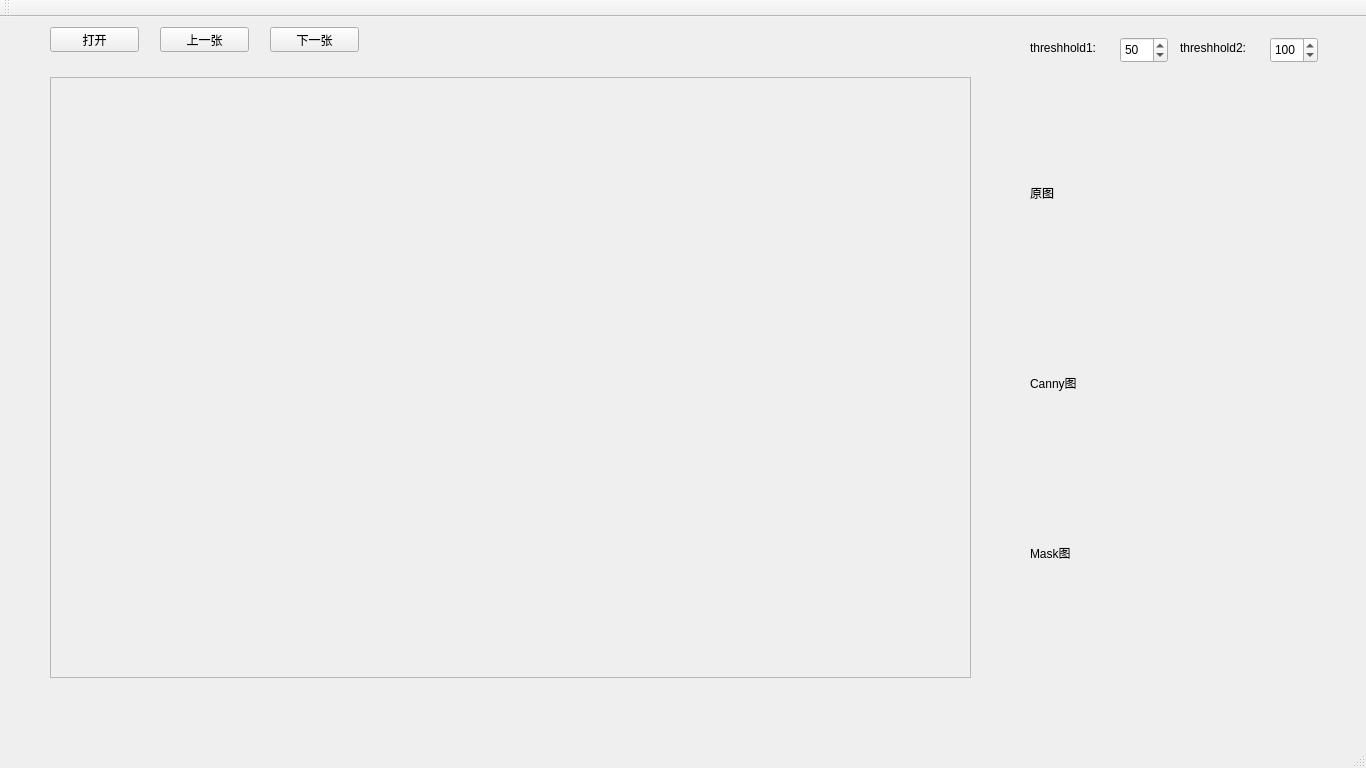
Mannix1994/QDataTagger, file mainwindow.ui: the form before one commit.
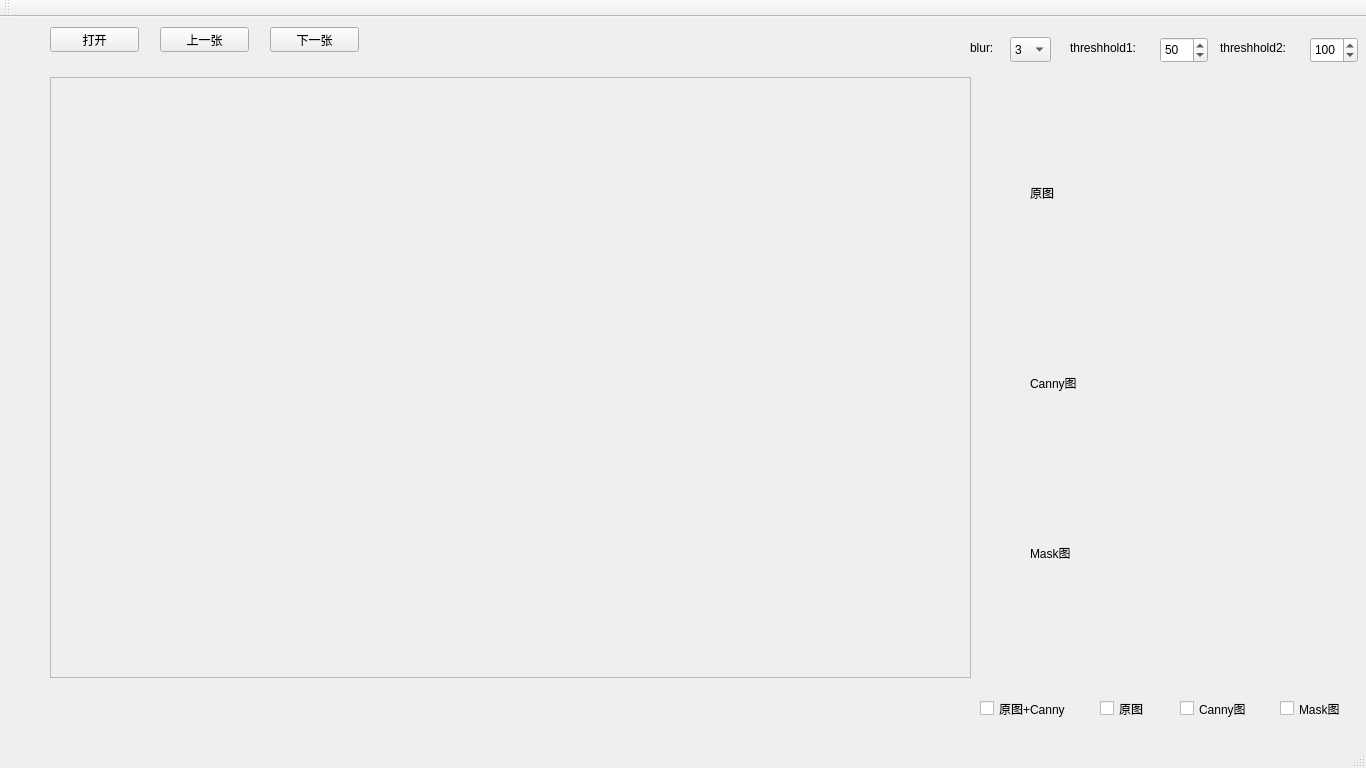
The form after the commit.

Patch:
```diff
--- a/mainwindow.ui
+++ b/mainwindow.ui
@@ -79,7 +79,7 @@
    <widget class="QLabel" name="la_threshold1">
     <property name="geometry">
      <rect>
-      <x>1030</x>
+      <x>1070</x>
       <y>10</y>
       <width>91</width>
       <height>41</height>
@@ -92,7 +92,7 @@
    <widget class="QLabel" name="la_threshold2">
     <property name="geometry">
      <rect>
-      <x>1180</x>
+      <x>1220</x>
       <y>20</y>
       <width>91</width>
       <height>21</height>
@@ -105,7 +105,7 @@
    <widget class="QSpinBox" name="sb_threshold1">
     <property name="geometry">
      <rect>
-      <x>1120</x>
+      <x>1160</x>
       <y>20</y>
       <width>48</width>
       <height>26</height>
@@ -124,7 +124,7 @@
    <widget class="QSpinBox" name="sb_threshold2">
     <property name="geometry">
      <rect>
-      <x>1270</x>
+      <x>1310</x>
       <y>20</y>
       <width>48</width>
       <height>26</height>
@@ -182,6 +182,114 @@
      <string>下一张</string>
     </property>
    </widget>
+   <widget class="QLabel" name="la_blur">
+    <property name="geometry">
+     <rect>
+      <x>970</x>
+      <y>10</y>
+      <width>41</width>
+      <height>41</height>
+     </rect>
+    </property>
+    <property name="text">
+     <string>blur:</string>
+    </property>
+   </widget>
+   <widget class="QComboBox" name="cb_blur">
+    <property name="geometry">
+     <rect>
+      <x>1010</x>
+      <y>20</y>
+      <width>41</width>
+      <height>25</height>
+     </rect>
+    </property>
+    <property name="currentIndex">
+     <number>1</number>
+    </property>
+    <item>
+     <property name="text">
+      <string>1</string>
+     </property>
+    </item>
+    <item>
+     <property name="text">
+      <string>3</string>
+     </property>
+    </item>
+    <item>
+     <property name="text">
+      <string>5</string>
+     </property>
+    </item>
+    <item>
+     <property name="text">
+      <string>7</string>
+     </property>
+    </item>
+    <item>
+     <property name="text">
+      <string>9</string>
+     </property>
+    </item>
+    <item>
+     <property name="text">
+      <string>11</string>
+     </property>
+    </item>
+   </widget>
+   <widget class="QCheckBox" name="cb_origin">
+    <property name="geometry">
+     <rect>
+      <x>1100</x>
+      <y>680</y>
+      <width>71</width>
+      <height>23</height>
+     </rect>
+    </property>
+    <property name="text">
+     <string>原图</string>
+    </property>
+   </widget>
+   <widget class="QCheckBox" name="cb_canny">
+    <property name="geometry">
+     <rect>
+      <x>1180</x>
+      <y>680</y>
+      <width>92</width>
+      <height>23</height>
+     </rect>
+    </property>
+    <property name="text">
+     <string>Canny图</string>
+    </property>
+   </widget>
+   <widget class="QCheckBox" name="cb_mask">
+    <property name="geometry">
+     <rect>
+      <x>1280</x>
+      <y>680</y>
+      <width>92</width>
+      <height>23</height>
+     </rect>
+    </property>
+    <property name="text">
+     <string>Mask图</string>
+    </property>
+   </widget>
+   <widget class="QCheckBox" name="cb_origin_canny">
+    <property name="geometry">
+     <rect>
+      <x>980</x>
+      <y>680</y>
+      <width>101</width>
+      <height>23</height>
+     </rect>
+    </property>
+    <property name="text">
+     <string>原图+Canny</string>
+    </property>
+   </widget>
   </widget>
   <widget class="QMenuBar" name="menuBar">
    <property name="geometry">
```
